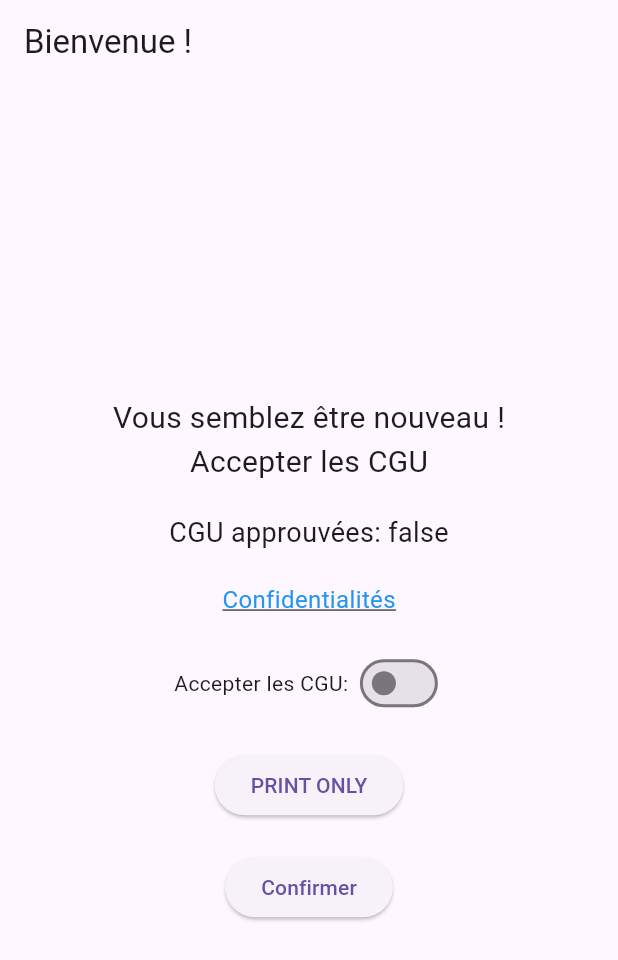
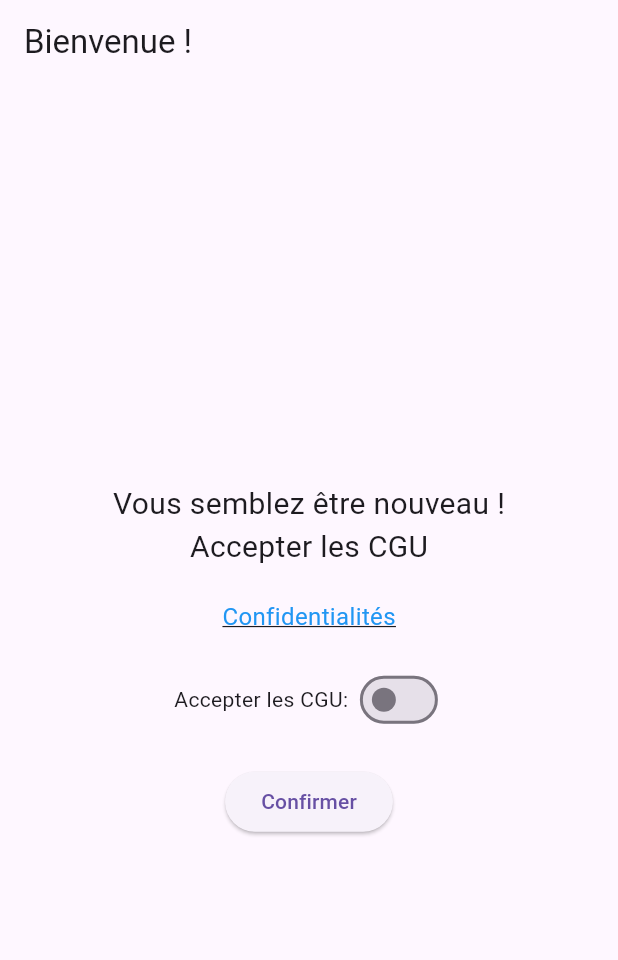
Before and after one commit to Nicnry/bouton, a Flutter app: the screen it shows after launch, on a phone screen of 412 x 824 dp. Shown: the top 960 px of the screen. Run offline on Flutter 3.47's test engine with Material 3 defaults, Android fonts, the light colour scheme and no system bars; our stand-ins replace shared_preferences.

Commit message:
navigation pour les CGU

```diff
--- a/lib/main.dart
+++ b/lib/main.dart
@@ -34,6 +34,7 @@ class MyApp extends StatelessWidget {
       theme: ThemeData(
         primarySwatch: Colors.blue,
       ),
+      //Vérifie si les CGU ont déjà été acceptées
       home: Consumer<UserProvider>(
         builder: (context, userProvider, child) {
           return userProvider.cguApproved
--- a/lib/pages/my_app_page.dart
+++ b/lib/pages/my_app_page.dart
@@ -15,24 +15,17 @@ class MyAppPage extends StatefulWidget {
 class _MyAppPageState extends State<MyAppPage> {
   bool _isCGUAccepted = false;
 
+  @override
+  void initState() {
+    super.initState();
+    _isCGUAccepted =
+        Provider.of<UserProvider>(context, listen: false).cguApproved;
+  }
+
   void _toggleCGU(bool value) {
     setState(() {
       _isCGUAccepted = value;
     });
-  }
-
-  void _validateAndProceed() {
-    if (!_isCGUAccepted) {
-      ScaffoldMessenger.of(context).showSnackBar(
-        const SnackBar(
-            content: Text('Vous devez accepter les CGU pour continuer.')),
-      );
-    } else {
-      ScaffoldMessenger.of(context).showSnackBar(
-        const SnackBar(content: Text('CGU acceptées!')),
-      );
-      //logique pour naviguer
-    }
   }
 
   @override
@@ -53,15 +46,6 @@ class _MyAppPageState extends State<MyAppPage> {
               "Accepter les CGU",
               style: TextStyle(fontSize: 20),
             ),
-          ),
-          const SizedBox(height: 20),
-          Consumer<UserProvider>(
-            builder: (context, userProvider, child) {
-              return Text(
-                'CGU approuvées: ${userProvider.cguApproved}',
-                style: const TextStyle(fontSize: 18),
-              );
-            },
           ),
           const SizedBox(height: 20),
           Text.rich(
@@ -97,13 +81,6 @@ class _MyAppPageState extends State<MyAppPage> {
           const SizedBox(height: 20),
           ElevatedButton(
             onPressed: () {
-              _validateAndProceed();
-            },
-            child: const Text("PRINT ONLY"),
-          ),
-          const SizedBox(height: 20),
-          ElevatedButton(
-            onPressed: () {
               if (_isCGUAccepted) {
                 Provider.of<UserProvider>(context, listen: false)
                     .setCguApproved(_isCGUAccepted);
@@ -111,6 +88,12 @@ class _MyAppPageState extends State<MyAppPage> {
                 Navigator.pushReplacement(
                   context,
                   MaterialPageRoute(builder: (context) => const WelcomePage()),
+                );
+              } else {
+                ScaffoldMessenger.of(context).showSnackBar(
+                  const SnackBar(
+                      content:
+                          Text('Vous devez accepter les CGU pour continuer.')),
                 );
               }
             },
```
Also changed, not shown: lib/pages/welcome_page.dart (+6 -1 lines).
